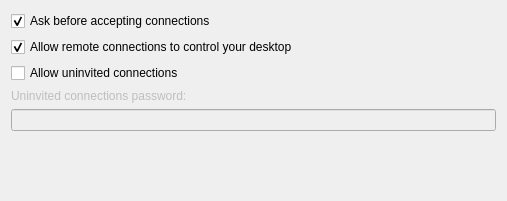
Qt form krfb/ui/configsecurity.ui (KDE/krfb) before a commit.
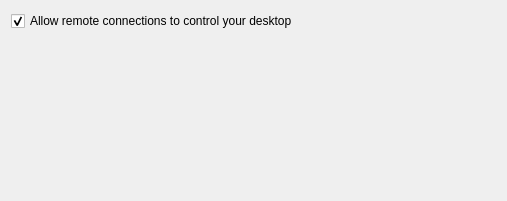
The same form after that commit. Custom widgets are drawn as their Qt base class.

Commit message:
Unattended Access mode added
Remote user can connect without confirmation on
providing correct unattended mode password.

Patch:
```diff
--- a/krfb/ui/configsecurity.ui
+++ b/krfb/ui/configsecurity.ui
@@ -11,19 +11,6 @@
    </rect>
   </property>
   <layout class="QVBoxLayout">
-   <item>
-    <widget class="QCheckBox" name="kcfg_askOnConnect">
-     <property name="enabled">
-      <bool>true</bool>
-     </property>
-     <property name="text">
-      <string>Ask before accepting connections</string>
-     </property>
-     <property name="checked">
-      <bool>true</bool>
-     </property>
-    </widget>
-   </item>
    <item>
     <widget class="QCheckBox" name="kcfg_allowDesktopControl">
      <property name="text">
@@ -34,36 +21,6 @@
      </property>
     </widget>
    </item>
-   <item>
-    <widget class="QCheckBox" name="kcfg_allowUninvitedConnections">
-     <property name="text">
-      <string>Allow uninvited connections</string>
-     </property>
-    </widget>
-   </item>
-   <item>
-    <widget class="QLabel" name="label">
-     <property name="enabled">
-      <bool>false</bool>
-     </property>
-     <property name="text">
-      <string>Uninvited connections password:</string>
-     </property>
-     <property name="buddy">
-      <cstring>kcfg_uninvitedConnectionPassword</cstring>
-     </property>
-    </widget>
-   </item>
-   <item>
-    <widget class="KLineEdit" name="kcfg_uninvitedConnectionPassword">
-     <property name="enabled">
-      <bool>false</bool>
-     </property>
-     <property name="echoMode">
-      <enum>QLineEdit::Password</enum>
-     </property>
-    </widget>
-   </item>
    <item>
     <spacer>
      <property name="orientation">
@@ -79,13 +36,6 @@
    </item>
   </layout>
  </widget>
- <customwidgets>
-  <customwidget>
-   <class>KLineEdit</class>
-   <extends>QLineEdit</extends>
-   <header>klineedit.h</header>
-  </customwidget>
- </customwidgets>
  <resources/>
  <connections>
   <connection>
```
Left out of the diff: 35 changed lines with no effect on the pictures. The commit also changes 8 other files.
